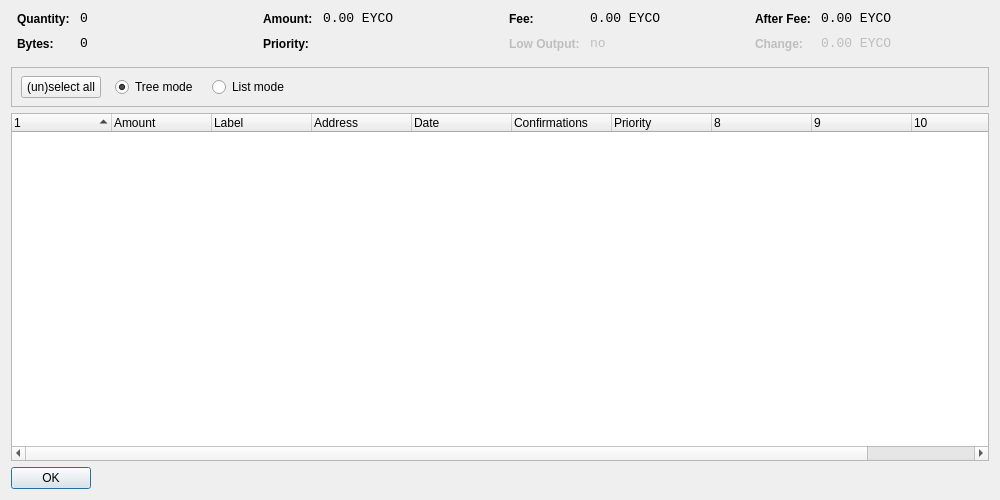
First picture: the form in src/qt/forms/coincontroldialog.ui, repository EyCoTech/Eyco, before the edit.
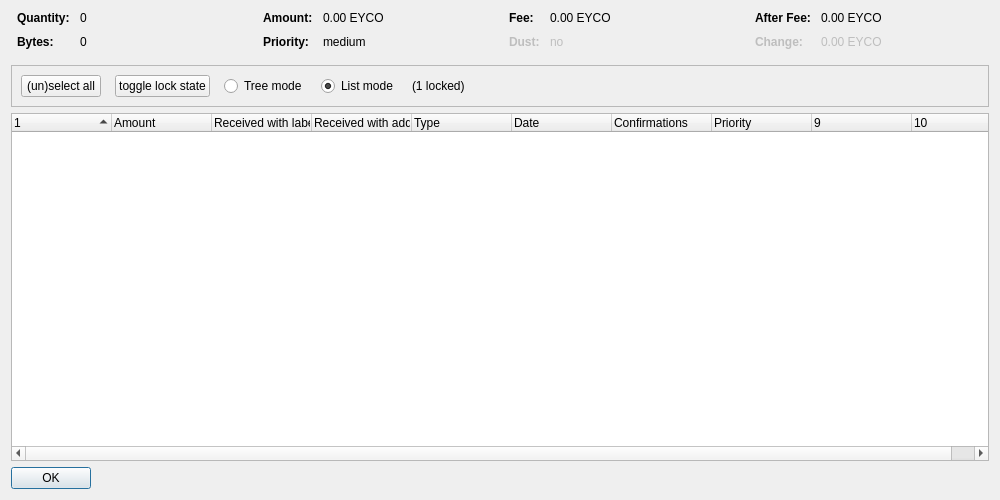
Second picture: the form after the edit. Custom widgets are drawn as their Qt base class.

Commit message:
Add lock/Unlock coins feature
Add lock/Unlock coins feature into coincontrol.

Diff of the .ui file:
```diff
--- a/src/qt/forms/coincontroldialog.ui
+++ b/src/qt/forms/coincontroldialog.ui
@@ -38,8 +38,11 @@
        </property>
        <item row="0" column="0">
         <widget class="QLabel" name="labelCoinControlQuantityText">
-         <property name="styleSheet">
-          <string notr="true">font-weight:bold;</string>
+         <property name="font">
+          <font>
+           <weight>75</weight>
+           <bold>true</bold>
+          </font>
          </property>
          <property name="text">
           <string>Quantity:</string>
@@ -48,12 +51,6 @@
        </item>
        <item row="0" column="1">
         <widget class="QLabel" name="labelCoinControlQuantity">
-         <property name="font">
-          <font>
-           <family>Monospace</family>
-           <pointsize>10</pointsize>
-          </font>
-         </property>
          <property name="cursor">
           <cursorShape>IBeamCursor</cursorShape>
          </property>
@@ -70,8 +67,11 @@
        </item>
        <item row="1" column="0">
         <widget class="QLabel" name="labelCoinControlBytesText">
-         <property name="styleSheet">
-          <string notr="true">font-weight:bold;</string>
+         <property name="font">
+          <font>
+           <weight>75</weight>
+           <bold>true</bold>
+          </font>
          </property>
          <property name="text">
           <string>Bytes:</string>
@@ -80,12 +80,6 @@
        </item>
        <item row="1" column="1">
         <widget class="QLabel" name="labelCoinControlBytes">
-         <property name="font">
-          <font>
-           <family>Monospace</family>
-           <pointsize>10</pointsize>
-          </font>
-         </property>
          <property name="cursor">
           <cursorShape>IBeamCursor</cursorShape>
          </property>
@@ -118,8 +112,11 @@
        </property>
        <item row="0" column="0">
         <widget class="QLabel" name="labelCoinControlAmountText">
-         <property name="styleSheet">
-          <string notr="true">font-weight:bold;</string>
+         <property name="font">
+          <font>
+           <weight>75</weight>
+           <bold>true</bold>
+          </font>
          </property>
          <property name="text">
           <string>Amount:</string>
@@ -128,12 +125,6 @@
        </item>
        <item row="0" column="1">
         <widget class="QLabel" name="labelCoinControlAmount">
-         <property name="font">
-          <font>
-           <family>Monospace</family>
-           <pointsize>10</pointsize>
-          </font>
-         </property>
          <property name="cursor">
           <cursorShape>IBeamCursor</cursorShape>
          </property>
@@ -150,8 +141,11 @@
        </item>
        <item row="1" column="0">
         <widget class="QLabel" name="labelCoinControlPriorityText">
-         <property name="styleSheet">
-          <string notr="true">font-weight:bold;</string>
+         <property name="font">
+          <font>
+           <weight>75</weight>
+           <bold>true</bold>
+          </font>
          </property>
          <property name="text">
           <string>Priority:</string>
@@ -160,12 +154,6 @@
        </item>
        <item row="1" column="1">
         <widget class="QLabel" name="labelCoinControlPriority">
-         <property name="font">
-          <font>
-           <family>Monospace</family>
-           <pointsize>10</pointsize>
-          </font>
-         </property>
          <property name="cursor">
           <cursorShape>IBeamCursor</cursorShape>
          </property>
@@ -173,7 +161,7 @@
           <enum>Qt::ActionsContextMenu</enum>
          </property>
          <property name="text">
-          <string/>
+          <string>medium</string>
          </property>
          <property name="textInteractionFlags">
           <set>Qt::LinksAccessibleByMouse|Qt::TextSelectableByKeyboard|Qt::TextSelectableByMouse</set>
@@ -198,8 +186,11 @@
        </property>
        <item row="0" column="0">
         <widget class="QLabel" name="labelCoinControlFeeText">
-         <property name="styleSheet">
-          <string notr="true">font-weight:bold;</string>
+         <property name="font">
+          <font>
+           <weight>75</weight>
+           <bold>true</bold>
+          </font>
          </property>
          <property name="text">
           <string>Fee:</string>
@@ -208,12 +199,6 @@
        </item>
        <item row="0" column="1">
         <widget class="QLabel" name="labelCoinControlFee">
-         <property name="font">
-          <font>
-           <family>Monospace</family>
-           <pointsize>10</pointsize>
-          </font>
-         </property>
          <property name="cursor">
           <cursorShape>IBeamCursor</cursorShape>
          </property>
@@ -233,11 +218,14 @@
          <property name="enabled">
           <bool>false</bool>
          </property>
-         <property name="styleSheet">
-          <string notr="true">font-weight:bold;</string>
+         <property name="font">
+          <font>
+           <weight>75</weight>
+           <bold>true</bold>
+          </font>
          </property>
          <property name="text">
-          <string>Low Output:</string>
+          <string>Dust:</string>
          </property>
         </widget>
        </item>
@@ -246,12 +234,6 @@
          <property name="enabled">
           <bool>false</bool>
          </property>
-         <property name="font">
-          <font>
-           <family>Monospace</family>
-           <pointsize>10</pointsize>
-          </font>
-         </property>
          <property name="cursor">
           <cursorShape>IBeamCursor</cursorShape>
          </property>
@@ -284,8 +266,11 @@
        </property>
        <item row="0" column="0">
         <widget class="QLabel" name="labelCoinControlAfterFeeText">
-         <property name="styleSheet">
-          <string notr="true">font-weight:bold;</string>
+         <property name="font">
+          <font>
+           <weight>75</weight>
+           <bold>true</bold>
+          </font>
          </property>
          <property name="text">
           <string>After Fee:</string>
@@ -294,12 +279,6 @@
        </item>
        <item row="0" column="1">
         <widget class="QLabel" name="labelCoinControlAfterFee">
-         <property name="font">
-          <font>
-           <family>Monospace</family>
-           <pointsize>10</pointsize>
-          </font>
-         </property>
          <property name="cursor">
           <cursorShape>IBeamCursor</cursorShape>
          </property>
@@ -319,8 +298,11 @@
          <property name="enabled">
           <bool>false</bool>
          </property>
-         <property name="styleSheet">
-          <string notr="true">font-weight:bold;</string>
+         <property name="font">
+          <font>
+           <weight>75</weight>
+           <bold>true</bold>
+          </font>
          </property>
          <property name="text">
           <string>Change:</string>
@@ -332,12 +314,6 @@
          <property name="enabled">
           <bool>false</bool>
          </property>
-         <property name="font">
-          <font>
-           <family>Monospace</family>
-           <pointsize>10</pointsize>
-          </font>
-         </property>
          <property name="cursor">
           <cursorShape>IBeamCursor</cursorShape>
          </property>
@@ -370,16 +346,9 @@
      <property name="frameShadow">
       <enum>QFrame::Sunken</enum>
      </property>
-     <widget class="QWidget" name="horizontalLayoutWidget">
-      <property name="geometry">
-       <rect>
-        <x>10</x>
-        <y>0</y>
-        <width>781</width>
-        <height>41</height>
-       </rect>
-      </property>
-      <layout class="QHBoxLayout" name="horizontalLayoutPanel" stretch="0,0,0,0,0">
+     <layout class="QHBoxLayout" name="horizontalLayout">
+      <item>
+       <layout class="QHBoxLayout" name="horizontalLayoutPanel" stretch="0,0,0,0,0,0">
        <property name="spacing">
         <number>14</number>
        </property>
@@ -394,6 +363,25 @@
          <property name="text">
           <string>(un)select all</string>
          </property>
+          <property name="autoDefault">
+           <bool>false</bool>
+          </property>
+         </widget>
+        </item>
+        <item>
+         <widget class="QPushButton" name="pushButtonToggleLock">
+          <property name="sizePolicy">
+           <sizepolicy hsizetype="Maximum" vsizetype="Fixed">
+            <horstretch>0</horstretch>
+            <verstretch>0</verstretch>
+           </sizepolicy>
+          </property>
+          <property name="text">
+           <string>toggle lock state</string>
+          </property>
+          <property name="autoDefault">
+           <bool>false</bool>
+          </property>
         </widget>
        </item>
        <item>
@@ -407,9 +395,6 @@
          <property name="text">
           <string>Tree mode</string>
          </property>
-         <property name="checked">
-          <bool>true</bool>
-         </property>
         </widget>
        </item>
        <item>
@@ -423,6 +408,16 @@
          <property name="text">
           <string>List mode</string>
          </property>
+          <property name="checked">
+           <bool>true</bool>
+          </property>
+         </widget>
+        </item>
+        <item>
+         <widget class="QLabel" name="labelLocked">
+          <property name="text">
+           <string>(1 locked)</string>
+          </property>
         </widget>
        </item>
        <item>
@@ -439,7 +434,8 @@
         </spacer>
        </item>
       </layout>
-     </widget>
+      </item>
+     </layout>
     </widget>
    </item>
    <item>
@@ -451,7 +447,7 @@
       <bool>false</bool>
      </property>
      <property name="columnCount">
-      <number>11</number>
+      <number>10</number>
      </property>
      <attribute name="headerShowSortIndicator" stdset="0">
       <bool>true</bool>
@@ -471,12 +467,17 @@
      </column>
      <column>
       <property name="text">
-       <string>Label</string>
+       <string>Received with label</string>
       </property>
      </column>
      <column>
       <property name="text">
-       <string>Address</string>
+       <string>Received with address</string>
+      </property>
+     </column>
+     <column>
+      <property name="text">
+       <string>Type</string>
       </property>
      </column>
      <column>
@@ -507,16 +508,6 @@
        <string/>
       </property>
      </column>
-     <column>
-      <property name="text">
-       <string/>
-      </property>
-     </column>
-     <column>
-      <property name="text">
-       <string/>
-      </property>
-     </column>
     </widget>
    </item>
    <item>
```
Left out of the diff: 4 changed lines with no effect on the pictures. Lines whose indentation alone changed are shown as unchanged. The commit also changes 2 other files.
